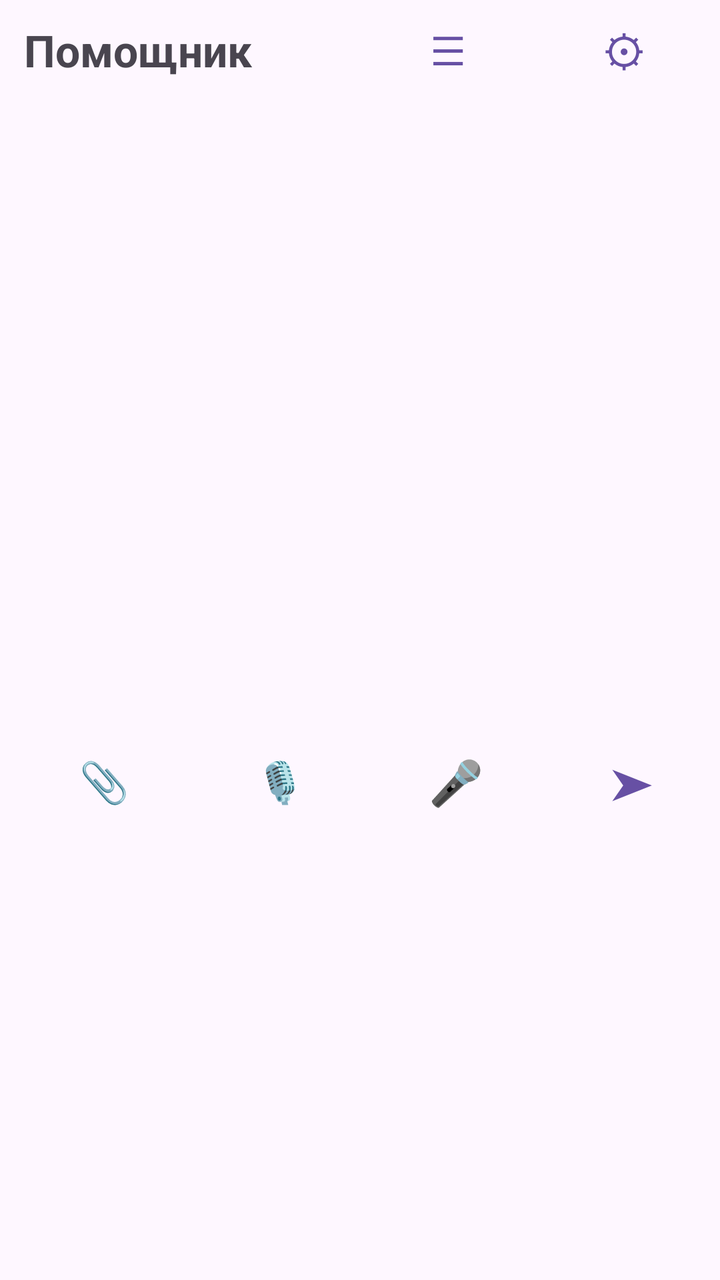
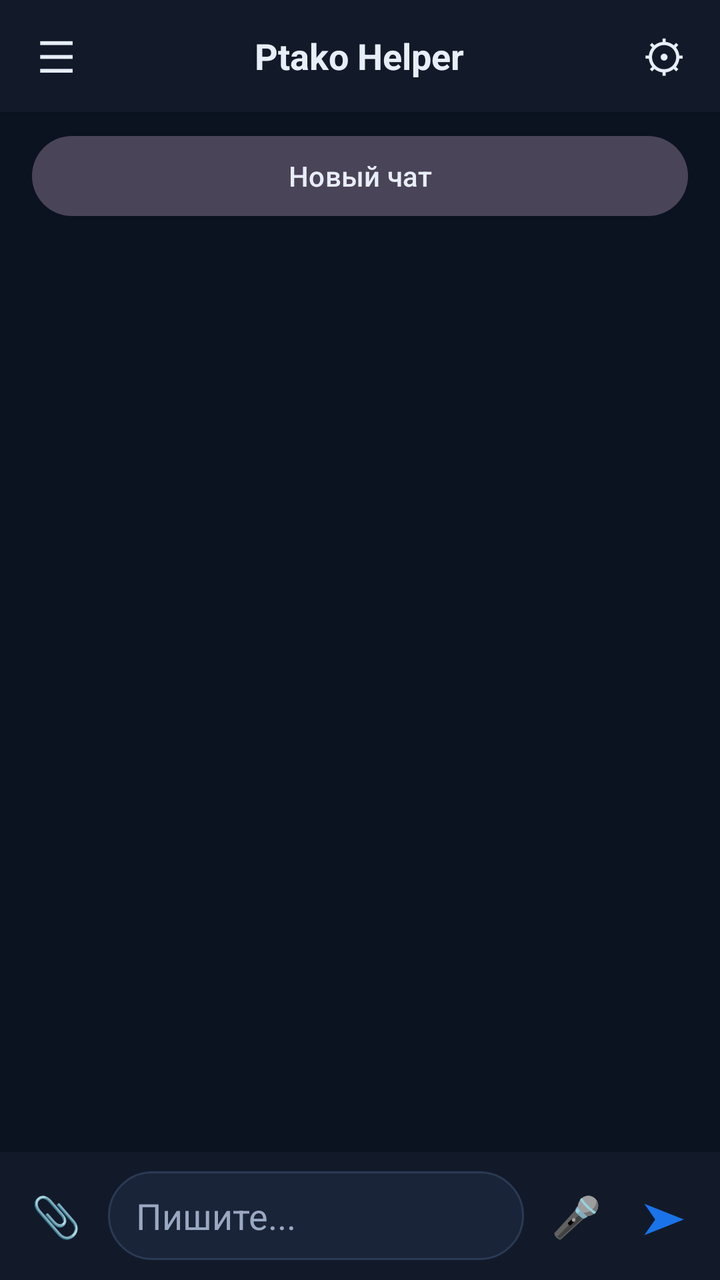

Compare the two renders of this Android layout. The source of the first and the diff that turns it into the second are given below.
<!-- AndroidManifest.xml: application theme Theme.Assistant -->
<!-- res/layout/activity_main.xml -->
<?xml version="1.0" encoding="utf-8"?>
<LinearLayout xmlns:android="http://schemas.android.com/apk/res/android"
    android:layout_width="match_parent"
    android:layout_height="match_parent"
    android:fitsSystemWindows="true"
    android:orientation="vertical">

    <LinearLayout
        android:layout_width="match_parent"
        android:layout_height="wrap_content"
        android:gravity="center_vertical"
        android:orientation="horizontal"
        android:paddingStart="12dp"
        android:paddingEnd="4dp">

        <TextView
            android:layout_width="0dp"
            android:layout_height="wrap_content"
            android:layout_weight="1"
            android:text="Помощник"
            android:textSize="22sp"
            android:textStyle="bold" />

        <Button
            android:id="@+id/btnHistory"
            style="@style/Widget.Material3.Button.TextButton"
            android:layout_width="wrap_content"
            android:layout_height="wrap_content"
            android:text="☰"
            android:textSize="20sp" />

        <Button
            android:id="@+id/btnSettings"
            style="@style/Widget.Material3.Button.TextButton"
            android:layout_width="wrap_content"
            android:layout_height="wrap_content"
            android:text="⚙"
            android:textSize="22sp" />
    </LinearLayout>

    <LinearLayout
        android:id="@+id/voiceModeBar"
        android:layout_width="match_parent"
        android:layout_height="wrap_content"
        android:background="#1A3F51B5"
        android:gravity="center_vertical"
        android:orientation="horizontal"
        android:paddingStart="12dp"
        android:paddingEnd="4dp"
        android:visibility="gone">

        <TextView
            android:id="@+id/voiceModeStatus"
            android:layout_width="0dp"
            android:layout_height="wrap_content"
            android:layout_weight="1"
            android:paddingTop="10dp"
            android:paddingBottom="10dp"
            android:text="Voice Mode"
            android:textColor="#FF3F51B5"
            android:textStyle="bold" />

        <Button
            android:id="@+id/btnStopVoice"
            style="@style/Widget.Material3.Button.TextButton"
            android:layout_width="wrap_content"
            android:layout_height="wrap_content"
            android:text="Стоп"
            android:textColor="#FFC62828" />
    </LinearLayout>

    <androidx.recyclerview.widget.RecyclerView
        android:id="@+id/list"
        android:layout_width="match_parent"
        android:layout_height="0dp"
        android:layout_weight="1"
        android:clipToPadding="false" />

    <TextView
        android:id="@+id/attachPreview"
        android:layout_width="match_parent"
        android:layout_height="wrap_content"
        android:paddingStart="12dp"
        android:paddingEnd="12dp"
        android:paddingBottom="4dp"
        android:textColor="#5C6BC0"
        android:visibility="gone" />

    <LinearLayout
        android:layout_width="match_parent"
        android:layout_height="wrap_content"
        android:gravity="center_vertical"
        android:orientation="horizontal"
        android:padding="8dp">

        <Button
            android:id="@+id/btnAttach"
            style="@style/Widget.Material3.Button.TextButton"
            android:layout_width="wrap_content"
            android:layout_height="wrap_content"
            android:text="📎"
            android:textSize="20sp" />

        <EditText
            android:id="@+id/input"
            android:layout_width="0dp"
            android:layout_height="wrap_content"
            android:layout_weight="1"
            android:hint="Напишите или 🎤 / Voice"
            android:inputType="textMultiLine|textCapSentences"
            android:maxLines="4" />

        <Button
            android:id="@+id/btnVoiceMode"
            style="@style/Widget.Material3.Button.TextButton"
            android:layout_width="wrap_content"
            android:layout_height="wrap_content"
            android:text="🎙"
            android:textSize="20sp"
            android:contentDescription="Voice Mode" />

        <Button
            android:id="@+id/btnMic"
            style="@style/Widget.Material3.Button.TextButton"
            android:layout_width="wrap_content"
            android:layout_height="wrap_content"
            android:text="🎤"
            android:textSize="22sp" />

        <Button
            android:id="@+id/btnSend"
            style="@style/Widget.Material3.Button.TextButton"
            android:layout_width="wrap_content"
            android:layout_height="wrap_content"
            android:text="➤"
            android:textSize="22sp" />
    </LinearLayout>
</LinearLayout>
<!-- resources referenced by this layout -->
<resources>
  <style name="Theme.Assistant" parent="Theme.Material3.DayNight.NoActionBar" />
</resources>

<!-- the commit's change to res/layout/activity_main.xml (unified diff, before → after) -->
@@ -2,102 +2,110 @@
 <LinearLayout xmlns:android="http://schemas.android.com/apk/res/android"
     android:layout_width="match_parent"
     android:layout_height="match_parent"
+    android:background="@color/ptako_bg"
     android:fitsSystemWindows="true"
     android:orientation="vertical">
 
-    <LinearLayout
+    <FrameLayout
         android:layout_width="match_parent"
-        android:layout_height="wrap_content"
-        android:gravity="center_vertical"
-        android:orientation="horizontal"
-        android:paddingStart="12dp"
+        android:layout_height="56dp"
+        android:background="@color/ptako_surface"
+        android:elevation="2dp"
+        android:paddingStart="4dp"
         android:paddingEnd="4dp">
-
-        <TextView
-            android:layout_width="0dp"
-            android:layout_height="wrap_content"
-            android:layout_weight="1"
-            android:text="Помощник"
-            android:textSize="22sp"
-            android:textStyle="bold" />
 
         <Button
             android:id="@+id/btnHistory"
             style="@style/Widget.Material3.Button.TextButton"
+            android:layout_width="48dp"
+            android:layout_height="48dp"
+            android:layout_gravity="start|center_vertical"
+            android:contentDescription="История и поиск"
+            android:minWidth="0dp"
+            android:padding="0dp"
+            android:text="☰"
+            android:textColor="@color/ptako_text"
+            android:textSize="22sp" />
+
+        <TextView
+            android:id="@+id/title"
             android:layout_width="wrap_content"
             android:layout_height="wrap_content"
-            android:text="☰"
-            android:textSize="20sp" />
+            android:layout_gravity="center"
+            android:text="@string/app_name"
+            android:textColor="@color/ptako_text"
+            android:textSize="18sp"
+            android:textStyle="bold" />
 
         <Button
             android:id="@+id/btnSettings"
             style="@style/Widget.Material3.Button.TextButton"
-            android:layout_width="wrap_content"
-            android:layout_height="wrap_content"
+            android:layout_width="48dp"
+            android:layout_height="48dp"
+            android:layout_gravity="end|center_vertical"
+            android:contentDescription="Настройки"
+            android:minWidth="0dp"
+            android:padding="0dp"
             android:text="⚙"
+            android:textColor="@color/ptako_text"
             android:textSize="22sp" />
-    </LinearLayout>
+    </FrameLayout>
 
-    <LinearLayout
-        android:id="@+id/voiceModeBar"
+    <Button
+        android:id="@+id/btnNewChat"
+        style="@style/Widget.Material3.Button.TonalButton"
         android:layout_width="match_parent"
         android:layout_height="wrap_content"
-        android:background="#1A3F51B5"
-        android:gravity="center_vertical"
-        android:orientation="horizontal"
-        android:paddingStart="12dp"
-        android:paddingEnd="4dp"
-        android:visibility="gone">
+        android:layout_marginStart="16dp"
+        android:layout_marginTop="8dp"
+        android:layout_marginEnd="16dp"
+        android:text="@string/new_chat"
+        android:textColor="@color/ptako_text" />
 
-        <TextView
-            android:id="@+id/voiceModeStatus"
-            android:layout_width="0dp"
-            android:layout_height="wrap_content"
-            android:layout_weight="1"
-            android:paddingTop="10dp"
-            android:paddingBottom="10dp"
-            android:text="Voice Mode"
-            android:textColor="#FF3F51B5"
-            android:textStyle="bold" />
-
-        <Button
-            android:id="@+id/btnStopVoice"
-            style="@style/Widget.Material3.Button.TextButton"
-            android:layout_width="wrap_content"
-            android:layout_height="wrap_content"
-            android:text="Стоп"
-            android:textColor="#FFC62828" />
-    </LinearLayout>
+    <Button
+        android:id="@+id/btnSearch"
+        android:layout_width="0dp"
+        android:layout_height="0dp"
+        android:visibility="gone" />
 
     <androidx.recyclerview.widget.RecyclerView
         android:id="@+id/list"
         android:layout_width="match_parent"
         android:layout_height="0dp"
         android:layout_weight="1"
-        android:clipToPadding="false" />
+        android:clipToPadding="false"
+        android:paddingTop="4dp"
+        android:paddingBottom="4dp" />
 
     <TextView
         android:id="@+id/attachPreview"
         android:layout_width="match_parent"
         android:layout_height="wrap_content"
-        android:paddingStart="12dp"
-        android:paddingEnd="12dp"
+        android:paddingStart="16dp"
+        android:paddingEnd="16dp"
         android:paddingBottom="4dp"
-        android:textColor="#5C6BC0"
+        android:textColor="@color/ptako_blue_soft"
         android:visibility="gone" />
 
     <LinearLayout
         android:layout_width="match_parent"
         android:layout_height="wrap_content"
+        android:background="@color/ptako_surface"
         android:gravity="center_vertical"
         android:orientation="horizontal"
-        android:padding="8dp">
+        android:paddingStart="6dp"
+        android:paddingTop="8dp"
+        android:paddingEnd="6dp"
+        android:paddingBottom="8dp">
 
         <Button
             android:id="@+id/btnAttach"
             style="@style/Widget.Material3.Button.TextButton"
-            android:layout_width="wrap_content"
-            android:layout_height="wrap_content"
+            android:layout_width="44dp"
+            android:layout_height="48dp"
+            android:contentDescription="Вложение"
+            android:minWidth="0dp"
+            android:padding="0dp"
             android:text="📎"
             android:textSize="20sp" />
 
@@ -105,34 +113,43 @@
             android:id="@+id/input"
             android:layout_width="0dp"
             android:layout_height="wrap_content"
+            android:layout_marginStart="4dp"
+            android:layout_marginEnd="4dp"
             android:layout_weight="1"
-            android:hint="Напишите или 🎤 / Voice"
+            android:background="@drawable/bg_input"
+            android:hint="@string/hint_write"
+            android:imeOptions="actionSend"
+            android:importantForAutofill="no"
             android:inputType="textMultiLine|textCapSentences"
-            android:maxLines="4" />
-
-        <Button
-            android:id="@+id/btnVoiceMode"
-            style="@style/Widget.Material3.Button.TextButton"
-            android:layout_width="wrap_content"
-            android:layout_height="wrap_content"
-            android:text="🎙"
-            android:textSize="20sp"
-            android:contentDescription="Voice Mode" />
+            android:maxLines="4"
+            android:paddingStart="14dp"
+            android:paddingTop="10dp"
+            android:paddingEnd="14dp"
+            android:paddingBottom="10dp"
+            android:textColor="@color/ptako_text"
+            android:textColorHint="@color/ptako_text_muted" />
 
         <Button
             android:id="@+id/btnMic"
             style="@style/Widget.Material3.Button.TextButton"
-            android:layout_width="wrap_content"
-            android:layout_height="wrap_content"
+            android:layout_width="44dp"
+            android:layout_height="48dp"
+            android:contentDescription="@string/hold_to_talk"
+            android:minWidth="0dp"
+            android:padding="0dp"
             android:text="🎤"
-            android:textSize="22sp" />
+            android:textSize="20sp" />
 
         <Button
             android:id="@+id/btnSend"
             style="@style/Widget.Material3.Button.TextButton"
-            android:layout_width="wrap_content"
-            android:layout_height="wrap_content"
+            android:layout_width="44dp"
+            android:layout_height="48dp"
+            android:contentDescription="Отправить"
+            android:minWidth="0dp"
+            android:padding="0dp"
             android:text="➤"
+            android:textColor="@color/ptako_blue_soft"
             android:textSize="22sp" />
     </LinearLayout>
 </LinearLayout>
<!-- resource entries referenced after the edit -->
@@ -1,5 +1,43 @@
 <!-- resources referenced by this layout -->
 <resources>
-  <style name="Theme.Assistant" parent="Theme.Material3.DayNight.NoActionBar" />
+  <color name="ptako_bg">#FF0B1220</color>
+  <color name="ptako_blue_soft">#FF1A73E8</color>
+  <color name="ptako_surface">#FF121A2A</color>
+  <color name="ptako_text">#FFE8EEF8</color>
+  <color name="ptako_text_muted">#FF9AA8C2</color>
+  <!-- drawable bg_input (drawable) -->
+  <?xml version="1.0" encoding="utf-8"?>
+  <shape xmlns:android="http://schemas.android.com/apk/res/android"
+      android:shape="rectangle">
+      <solid android:color="@color/ptako_surface_alt" />
+      <corners android:radius="22dp" />
+      <stroke
+          android:width="1dp"
+          android:color="@color/ptako_stroke" />
+  </shape>
+  <string name="app_name">Ptako Helper</string>
+  <string name="hint_write">Пишите...</string>
+  <string name="hold_to_talk">Удерживайте, чтобы говорить</string>
+  <string name="new_chat">Новый чат</string>
+  <style name="Theme.Assistant" parent="Theme.Material3.Dark.NoActionBar">
+          <item name="colorPrimary">@color/ptako_blue</item>
+          <item name="colorOnPrimary">@color/ptako_text</item>
+          <item name="colorPrimaryContainer">@color/ptako_blue_dark</item>
+          <item name="colorSecondary">@color/ptako_blue_soft</item>
+          <item name="colorAccent">@color/ptako_blue</item>
+          <item name="android:statusBarColor">@color/ptako_bg</item>
+          <item name="android:navigationBarColor">@color/ptako_bg</item>
+          <item name="android:windowBackground">@color/ptako_bg</item>
+          <item name="android:textColor">@color/ptako_text</item>
+          <item name="android:textColorPrimary">@color/ptako_text</item>
+          <item name="android:textColorSecondary">@color/ptako_text_muted</item>
+          <item name="android:textColorHint">@color/ptako_text_muted</item>
+          <item name="colorSurface">@color/ptako_surface</item>
+          <item name="android:forceDarkAllowed">true</item>
+      </style>
+  <color name="ptako_surface_alt">#FF1A2438</color>
+  <color name="ptako_stroke">#FF2A3A55</color>
+  <color name="ptako_blue">#FF1565C0</color>
+  <color name="ptako_blue_dark">#FF0D47A1</color>
 </resources>
 
